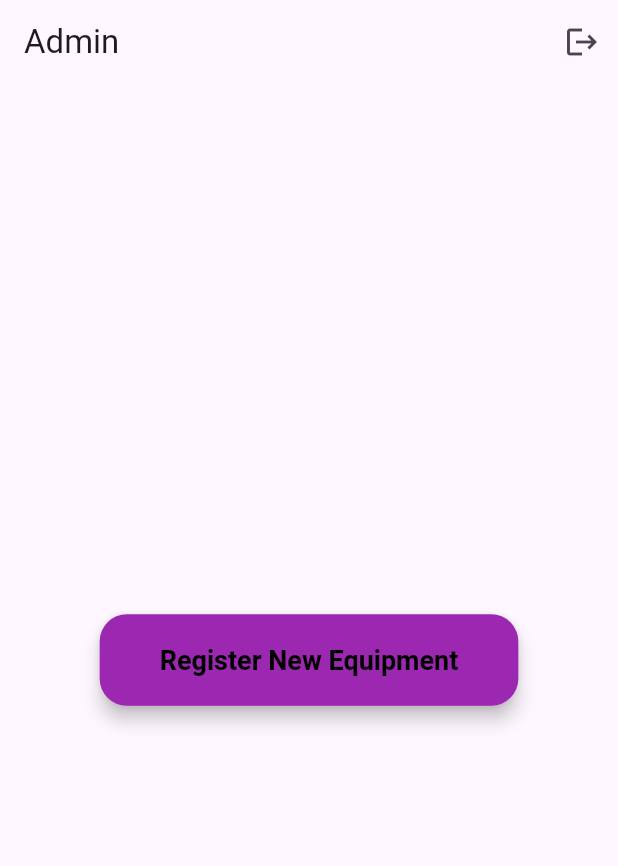
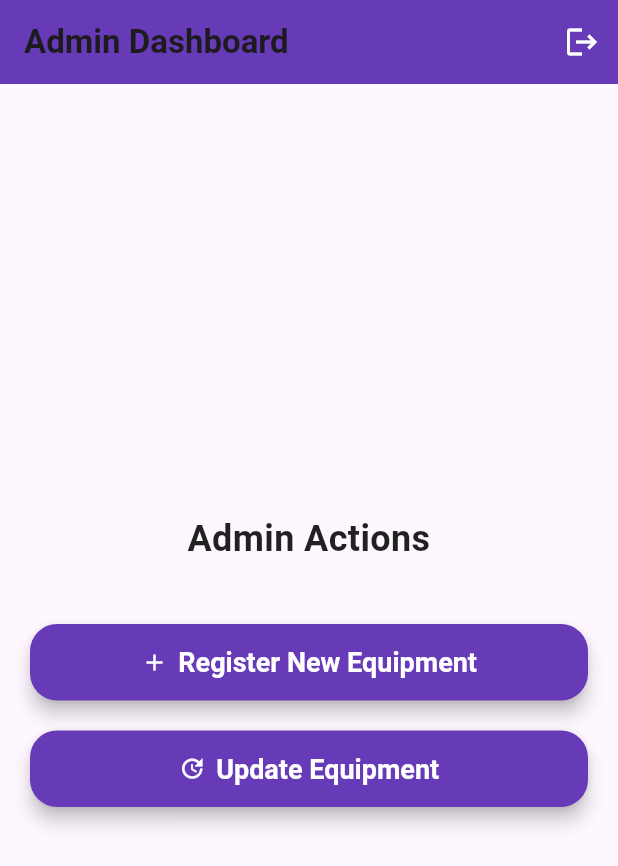
Before and after one commit to karrassi-dev/flutter_Gestion_de_parc_informatique, a Flutter app: the Admin screen opened directly, on a phone screen of 412 x 824 dp. Shown: the top 866 px of the screen. Run offline on Flutter 3.47's test engine with Material 3 defaults, Android fonts, the phone set to English and light mode, and no system bars; our stand-ins replace cloud_firestore, firebase_auth, firebase_core; accounts and stored records are empty.

```diff
--- a/lib/Admin.dart
+++ b/lib/Admin.dart
@@ -1,6 +1,7 @@
 import 'package:firebase_auth/firebase_auth.dart';
 import 'package:flutter/material.dart';
-import 'admincrud/RegisterEquipment.dart'; // Import the RegisterEquipment page
+import 'admincrud/RegisterEquipment.dart';
+import 'admincrud/UpdaterEquipement.dart';
 import 'login.dart';
 
 class Admin extends StatefulWidget {
@@ -15,7 +16,13 @@ class _AdminState extends State<Admin> {
   Widget build(BuildContext context) {
     return Scaffold(
       appBar: AppBar(
-        title: const Text("Admin"),
+        title: const Text(
+          "Admin Dashboard",
+          style: TextStyle(
+            fontWeight: FontWeight.bold,
+          ),
+        ),
+        backgroundColor: Colors.deepPurple,
         actions: [
           IconButton(
             onPressed: () {
@@ -23,8 +30,10 @@ class _AdminState extends State<Admin> {
             },
             icon: const Icon(
               Icons.logout,
+              color: Colors.white,
             ),
-          )
+            tooltip: "Logout",
+          ),
         ],
       ),
       body: Center(
@@ -32,18 +41,34 @@ class _AdminState extends State<Admin> {
           padding: const EdgeInsets.all(20.0),
           child: Column(
             mainAxisAlignment: MainAxisAlignment.center,
+            crossAxisAlignment: CrossAxisAlignment.stretch,
             children: [
-              // Stylish button for navigation to Register Equipment page
-              ElevatedButton(
+              const Text(
+                "Admin Actions",
+                style: TextStyle(
+                  fontSize: 24,
+                  fontWeight: FontWeight.bold,
+                  color: Colors.black87,
+                ),
+                textAlign: TextAlign.center,
+              ),
+              const SizedBox(height: 40),
+              // Button for Registering Equipment
+              ElevatedButton.icon(
                 onPressed: () {
                   Navigator.push(
                     context,
                     MaterialPageRoute(builder: (context) => RegisterEquipment()),
                   );
                 },
+                icon: const Icon(Icons.add, color: Colors.white),
+                label: const Text(
+                  "Register New Equipment",
+                  style: TextStyle(color: Colors.white),
+                ),
                 style: ElevatedButton.styleFrom(
-                  padding: const EdgeInsets.symmetric(horizontal: 40, vertical: 20),
-                  backgroundColor: Colors.purple,
+                  padding: const EdgeInsets.symmetric(vertical: 15),
+                  backgroundColor: Colors.deepPurple,
                   shape: RoundedRectangleBorder(
                     borderRadius: BorderRadius.circular(18.0),
                   ),
@@ -53,9 +78,32 @@ class _AdminState extends State<Admin> {
                     fontWeight: FontWeight.bold,
                   ),
                 ),
-                child: const Text(
-                  "Register New Equipment",
-                  style: TextStyle(color: Colors.black),
+              ),
+              const SizedBox(height: 20),
+              // Button for Updating Equipment
+              ElevatedButton.icon(
+                onPressed: () {
+                  Navigator.push(
+                    context,
+                    MaterialPageRoute(builder: (context) => UpdaterEquipment()),
+                  );
+                },
+                icon: const Icon(Icons.update, color: Colors.white),
+                label: const Text(
+                  "Update Equipment",
+                  style: TextStyle(color: Colors.white),
+                ),
+                style: ElevatedButton.styleFrom(
+                  padding: const EdgeInsets.symmetric(vertical: 15),
+                  backgroundColor: Colors.deepPurple,
+                  shape: RoundedRectangleBorder(
+                    borderRadius: BorderRadius.circular(18.0),
+                  ),
+                  elevation: 5.0,
+                  textStyle: const TextStyle(
+                    fontSize: 18,
+                    fontWeight: FontWeight.bold,
+                  ),
                 ),
               ),
             ],
@@ -68,6 +116,12 @@ class _AdminState extends State<Admin> {
   Future<void> logout(BuildContext context) async {
     CircularProgressIndicator();
     await FirebaseAuth.instance.signOut();
+    ScaffoldMessenger.of(context).showSnackBar(
+      const SnackBar(
+        content: Text("Logged out successfully!"),
+        duration: Duration(seconds: 2),
+      ),
+    );
     Navigator.pushReplacement(
       context,
       MaterialPageRoute(
--- a/lib/login.dart
+++ b/lib/login.dart
@@ -143,7 +143,7 @@ class _LoginPageState extends State<LoginPage> {
   Widget _forgotPassword(BuildContext context) {
     return TextButton(
       onPressed: () {
-        // Implement password reset functionality
+
       },
       child: const Text(
         "Forgot password?",
```
Also changed, not shown: lib/admincrud/RegisterEquipment.dart (+7 -10 lines), lib/admincrud/UpdaterEquipement.dart (added, +234 -0 lines).
